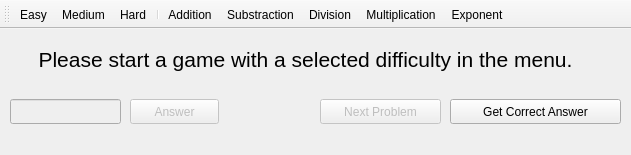
Before: the Qt Designer form Math_Game/mainwindow.ui in JayHacks2017-SC-BI-TD-BQ/Math-Game, drawn with Qt 5.
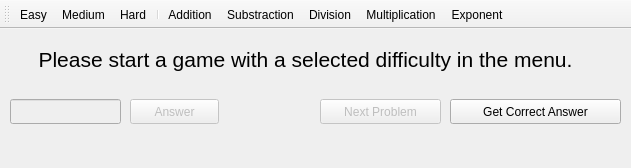
After: the same form once the commit is applied.

```diff
--- a/Math_Game/mainwindow.ui
+++ b/Math_Game/mainwindow.ui
@@ -7,7 +7,7 @@
     <x>0</x>
     <y>0</y>
     <width>631</width>
-    <height>155</height>
+    <height>168</height>
    </rect>
   </property>
   <property name="windowTitle">
```
